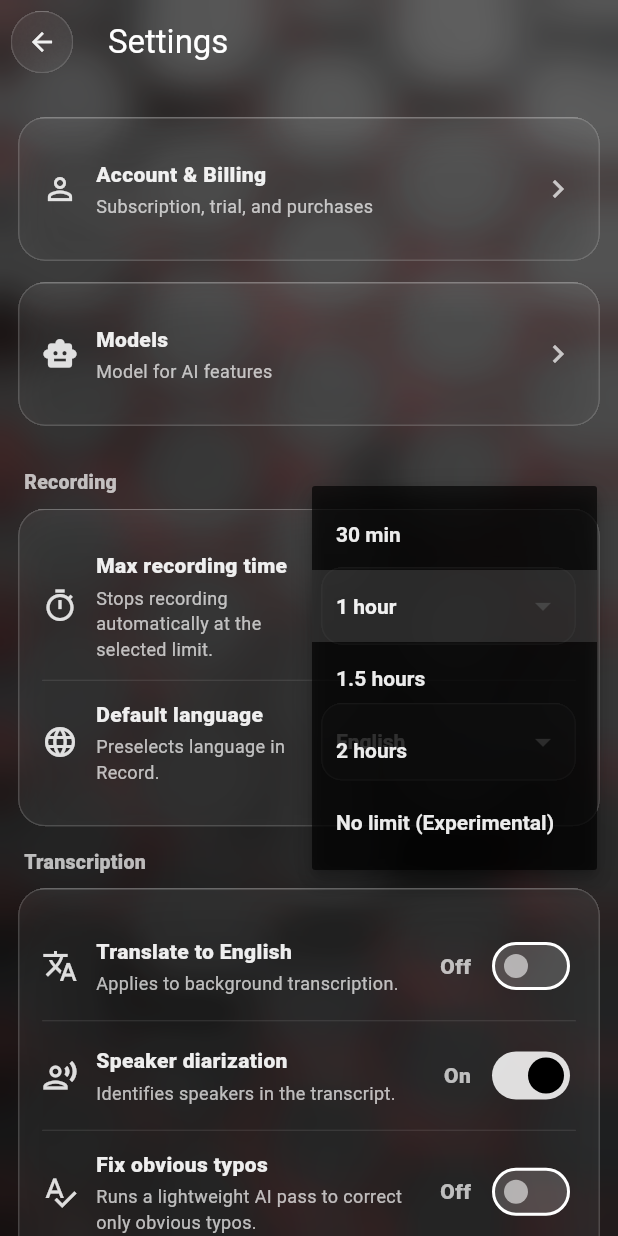
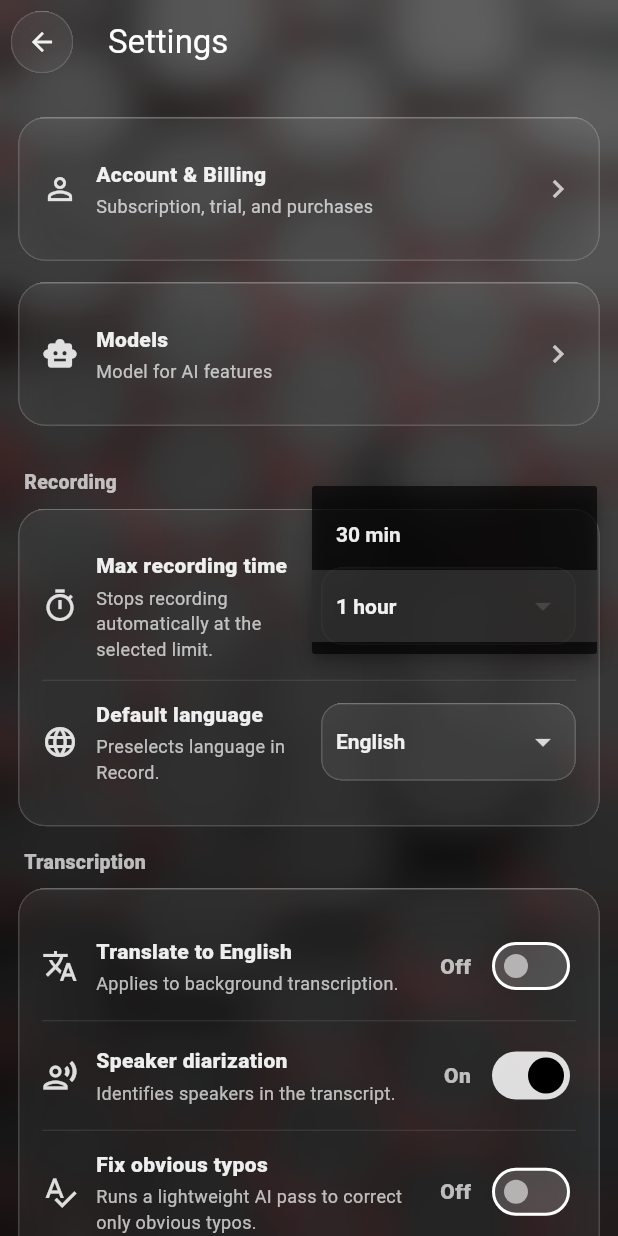
Before and after one commit to Enyx-D3/transcript, a Flutter app: the SettingsPage screen opened directly, after a tap on "1 hour", on a phone screen of 412 x 824 dp. Run offline on Flutter 3.47's test engine with Material 3 defaults, Android fonts, the phone set to English and light mode, and no system bars; our stand-ins replace another_flushbar, audioplayers, file_picker, freezed_annotation, google_sign_in, in_app_purchase and 8 more; missing offline and left inert: background_downloader, dart:ffi, fllama, flutter_foreground_task, in_app_purchase_android, record and 2 more; accounts and stored records are empty; generated files the repository leaves out were written again.

Commit message:
Refactor max recording minutes options and update formatting function

```diff
--- a/lib/settings/settings_page.dart
+++ b/lib/settings/settings_page.dart
@@ -81,7 +81,8 @@ class _SettingsPageState extends State<SettingsPage> {
     'auto': 'Auto',
   };
 
-  static const List<int> _maxMinutesOptions = [30, 60, 90, 120, 6000];
+  // static const List<int> _maxMinutesOptions = [30, 60, 90, 120, 6000];
+  static const List<int> _maxMinutesOptions = [30, 60];
 
   // =========================
   // State defaults
@@ -547,9 +548,9 @@ class _SettingsPageState extends State<SettingsPage> {
   String _fmtMaxTime(int minutes) {
     if (minutes == 30) return '30 min';
     if (minutes == 60) return '1 hour';
-    if (minutes == 90) return '1.5 hours';
-    if (minutes == 120) return '2 hours';
-    if (minutes == 6000) return 'No limit (Experimental)';
+    // if (minutes == 90) return '1.5 hours';
+    // if (minutes == 120) return '2 hours';
+    // if (minutes == 6000) return 'No limit (Experimental)';
     return '$minutes min';
   }
 
```
